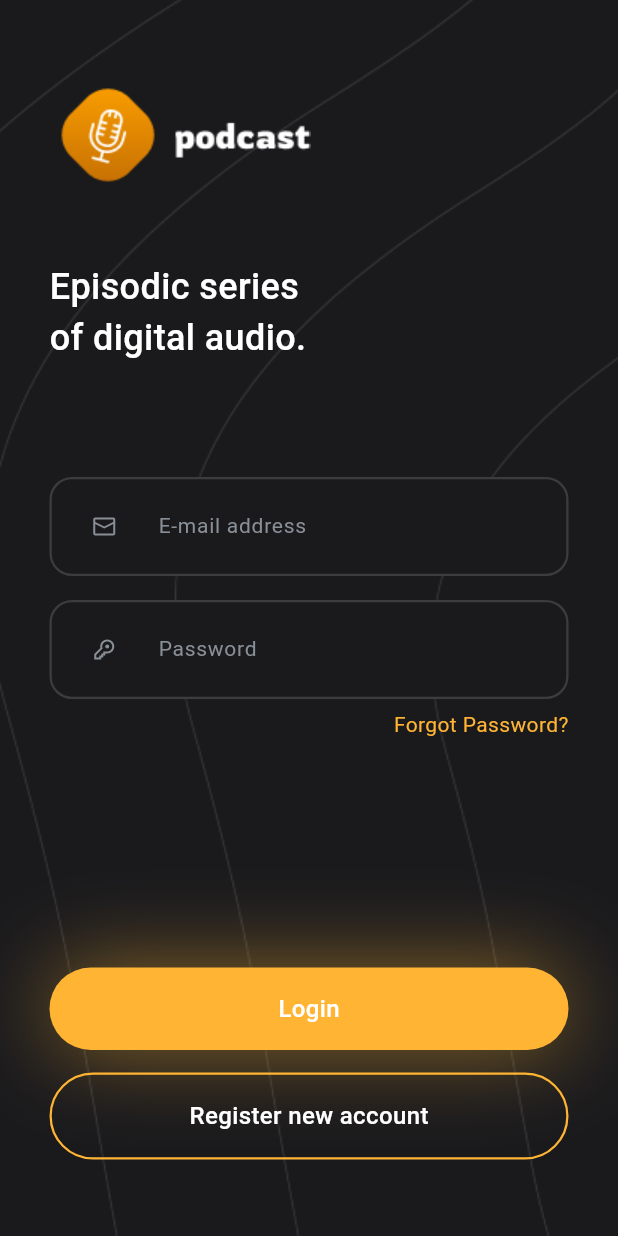
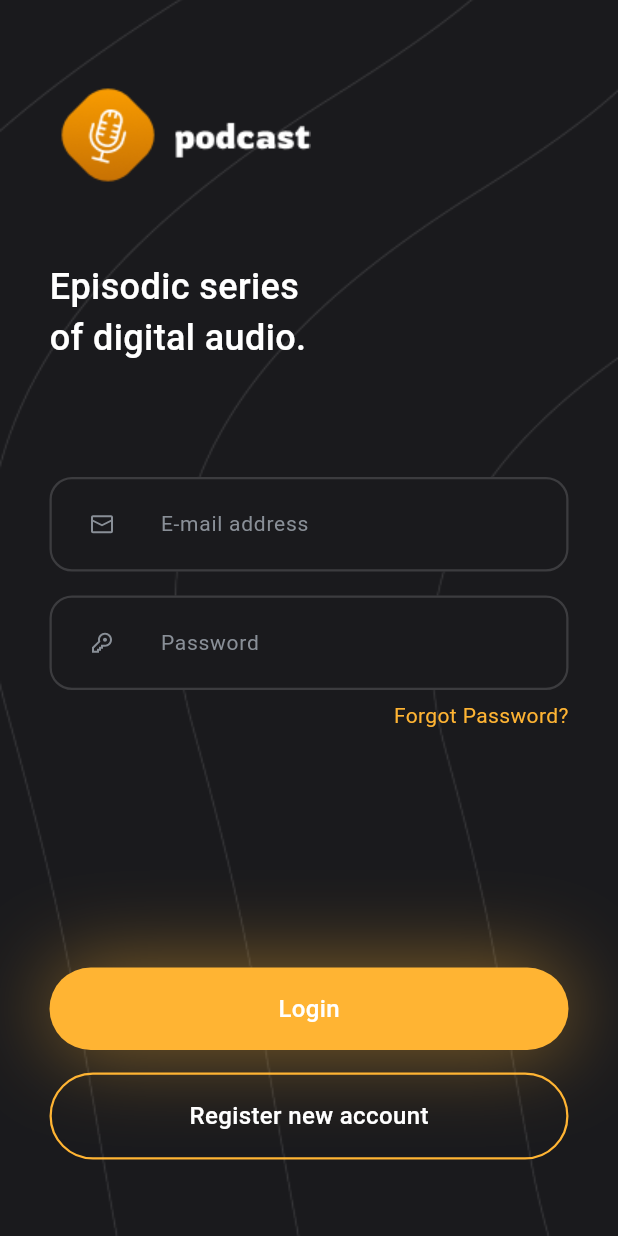
Before and after one commit to theArtistSam/Flutter-PodcastApp, a Flutter app: the screen it shows after launch, on a phone screen of 412 x 824 dp. Run offline on Flutter 3.47's test engine with Material 3 defaults, Android fonts, the light colour scheme and no system bars; our stand-ins replace flutter_svg, google_fonts; missing offline and left inert: navigation_history_observer.

Commit message:
chore: Textfield fixed

```diff
--- a/lib/widgets/app_textfield.dart
+++ b/lib/widgets/app_textfield.dart
@@ -1,5 +1,6 @@
 import 'package:flutter/material.dart';
 import 'package:flutter_svg/svg.dart';
+import 'package:podcast/configs/app_icons.dart';
 import 'package:podcast/configs/app_theme.dart';
 import 'package:podcast/configs/app_typography.dart';
 
@@ -16,46 +17,47 @@ class AppTextfield extends StatelessWidget {
 
   @override
   Widget build(BuildContext context) {
-    return Container(
-      decoration: BoxDecoration(
-        color: AppTheme.background,
-        borderRadius: BorderRadius.circular(15),
-        border: Border.all(
-          color: AppTheme.borderColor,
-          width: 1.5,
-        ),
-      ),
-      child: Padding(
-        padding: const EdgeInsets.symmetric(horizontal: 27),
-        child: Row(
-          children: [
-            SvgPicture.asset(
-              icon,
-            ),
-            const SizedBox(
-              width: 28,
-            ),
-            Expanded(
-              child: TextField(
+    return TextField(
       obscureText: isPassword,
       onChanged: (value) {
         // print('Text changed: $value');
       },
       style: AppTypography.b2(),
       decoration: InputDecoration(
+        prefixIcon: Padding(
+          padding: const EdgeInsets.only(
+            left: 27,
+            right: 27,
+          ), // Adjust spacing here
+          child: SvgPicture.asset(
+            icon,
+          ),
+        ),
         contentPadding: const EdgeInsets.symmetric(
+          horizontal: 27,
           vertical: 21,
         ),
-                  border: InputBorder.none,
         hintText: hintText,
-                  hintStyle: AppTypography.b2(
-                    color: AppTheme.textGrey,
+        hintStyle: AppTypography.b2(color: AppTheme.textGrey),
+
+        // Border when NOT focused
+        enabledBorder: OutlineInputBorder(
+          borderRadius: BorderRadius.circular(15),
+          borderSide: const BorderSide(color: AppTheme.borderColor, width: 1.5),
+        ),
+
+        // Border when focused
+        focusedBorder: OutlineInputBorder(
+          borderRadius: BorderRadius.circular(15),
+          borderSide: const BorderSide(
+            color: AppTheme.orange,
+            width: 1.5,
           ),
         ),
-              ),
-            ),
-          ],
-        ),
+
+        // Background color
+        filled: true,
+        fillColor: AppTheme.background,
       ),
     );
   }
```
Lines whose indentation alone changed are shown as unchanged.
